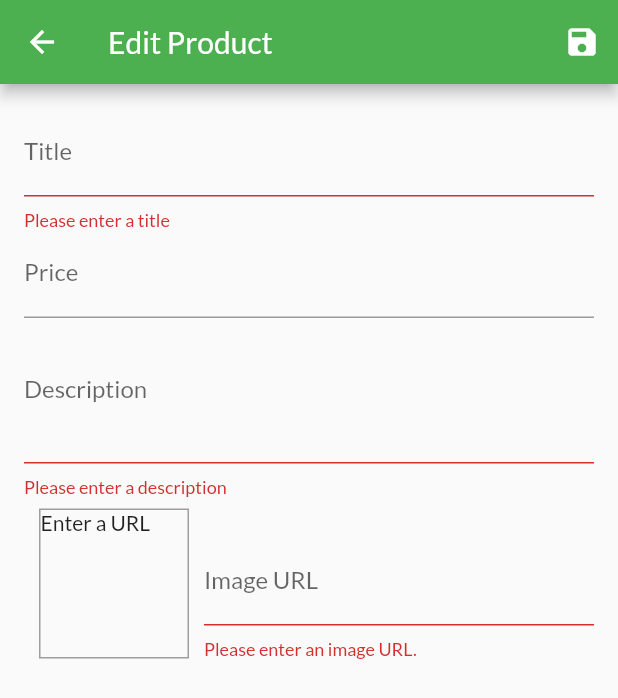
After one commit to AmrAbdelmagid/MyShopApp-Flutter, a Flutter app: the EditProductScreen screen opened by its route, after a tap on the "save" icon, on a phone screen of 412 x 824 dp. The commit adds this screen. Shown: the top 698 px of the screen. Run offline on Flutter 3.47's test engine with Material 2 defaults, Android fonts, the phone set to English and light mode, and no system bars; network calls fail.

Commit message:
edit product screen added

```diff
--- a/lib/main.dart
+++ b/lib/main.dart
@@ -2,10 +2,12 @@ import 'package:flutter/material.dart';
 import 'package:shop_app/providers/cart.dart';
 import 'package:shop_app/providers/orders.dart';
 import 'package:shop_app/screens/cart_screen.dart';
+import 'package:shop_app/screens/edit_product_screen.dart';
 import 'package:shop_app/screens/orders_screen.dart';
 import 'package:shop_app/screens/product_detail_screen.dart';
 import 'package:shop_app/screens/products_overview_screen.dart';
 import 'package:provider/provider.dart';
+import 'package:shop_app/screens/user_products_screen.dart';
 import './providers/products_provider.dart';
 
 void main() => runApp(MyApp());
@@ -38,6 +40,8 @@ class MyApp extends StatelessWidget {
           ProductDetailScreen.routeName: (context) => ProductDetailScreen(),
           CartScreen.routeName: (context) => CartScreen(),
           OrdersScreen.routeName: (context) => OrdersScreen(),
+          UserProductsScreen.routeName: (context) => UserProductsScreen(),
+          EditProductScreen.routeName: (context) => EditProductScreen(),
         },
       ),
     );
--- a/lib/providers/cart.dart
+++ b/lib/providers/cart.dart
@@ -77,6 +77,7 @@ class Cart with ChangeNotifier {
     } else {
       _items.remove(productId);
     }
+    notifyListeners();
   }
 
   void clear() {
--- /dev/null
+++ b/lib/screens/edit_product_screen.dart
@@ -0,0 +1,230 @@
+import 'package:flutter/material.dart';
+import 'package:shop_app/providers/product.dart';
+
+class EditProductScreen extends StatefulWidget {
+  static const routeName = '/edit-product';
+
+  @override
+  _EditProductScreenState createState() => _EditProductScreenState();
+}
+
+class _EditProductScreenState extends State<EditProductScreen> {
+  final _priceFocusNode = FocusNode();
+  final _descriptionFocusNode = FocusNode();
+
+  // Although the Form() helps getting the submitted data without controllers, I have made this one because I need
+  // the submitted url before submitting all the form data to render the image to the screen to test it before submission
+  final _imageUrlController = TextEditingController();
+  final _imageUrlFocusNode = FocusNode();
+  final _form =
+      GlobalKey<FormState>(); // GlobalKey hooks into the state of the widgets
+
+  var _editedProduct = Product(
+    id: null,
+    title: '',
+    price: 0,
+    description: '',
+    imageUrl: '',
+    isFavorite: null,
+  );
+
+  @override
+  void initState() {
+    _imageUrlFocusNode.addListener(_updateImageUrl);
+    super.initState();
+  }
+
+  @override
+  void dispose() {
+    _imageUrlFocusNode.removeListener(_updateImageUrl);
+    _priceFocusNode.dispose();
+    _descriptionFocusNode.dispose();
+    _imageUrlController.dispose();
+    _imageUrlFocusNode.dispose();
+    super.dispose();
+  }
+
+  // this is my own listener to the Image Url field to update the state ofter losing it's focus
+  void _updateImageUrl() {
+    if (!_imageUrlFocusNode.hasFocus) { // also I can check here (duplicated code for learning purpose)
+      if ((!_imageUrlController.text.startsWith('http') &&
+              !_imageUrlController.text.startsWith('https')) ||
+          (!_imageUrlController.text.endsWith('.png') &&
+              !_imageUrlController.text.endsWith('.jpg') &&
+              !_imageUrlController.text.endsWith('.jpeg'))) {
+        return;
+      }
+      setState(() {});
+    }
+  }
+
+  void _saveForm() {
+    final isValid = _form.currentState.validate();
+    if (!isValid) {
+      return;
+    }
+    _form.currentState.save();
+    print(_editedProduct.title);
+    print(_editedProduct.price);
+    print(_editedProduct.description);
+    print(_editedProduct.imageUrl);
+  }
+
+  @override
+  Widget build(BuildContext context) {
+    return Scaffold(
+      appBar: AppBar(
+        title: Text('Edit Product'),
+        actions: <Widget>[
+          IconButton(
+            icon: Icon(Icons.save),
+            onPressed: _saveForm,
+          ),
+        ],
+      ),
+      body: Padding(
+        padding: const EdgeInsets.all(16.0),
+        child: Form(
+          key: _form,
+          child: ListView(
+            children: <Widget>[
+              TextFormField(
+                decoration: InputDecoration(
+                  labelText: 'Title',
+                ),
+                textInputAction: TextInputAction.next,
+                onFieldSubmitted: (_) {
+                  FocusScope.of(context).requestFocus(_priceFocusNode);
+                },
+                onSaved: (value) {
+                  _editedProduct = Product(
+                    title: value,
+                    id: null,
+                    price: _editedProduct.price,
+                    description: _editedProduct.description,
+                    imageUrl: _editedProduct.imageUrl,
+                    isFavorite: null,
+                  );
+                },
+                validator: (value) {
+                  if (value.isEmpty) {
+                    return 'Please enter a title';
+                  } else {
+                    return null;
+                  }
+                },
+              ),
+              TextFormField(
+                decoration: InputDecoration(labelText: 'Price'),
+                textInputAction: TextInputAction.next,
+                keyboardType: TextInputType.number,
+                focusNode: _priceFocusNode,
+                onFieldSubmitted: (_) {
+                  FocusScope.of(context).requestFocus(_descriptionFocusNode);
+                },
+                onSaved: (value) {
+                  _editedProduct = Product(
+                    title: _editedProduct.title,
+                    id: null,
+                    price: double.parse(value),
+                    description: _editedProduct.description,
+                    imageUrl: _editedProduct.imageUrl,
+                    isFavorite: null,
+                  );
+                },
+              ),
+              TextFormField(
+                decoration: InputDecoration(labelText: 'Description'),
+                maxLines: 3,
+                keyboardType: TextInputType.multiline,
+                focusNode: _descriptionFocusNode,
+                onSaved: (value) {
+                  _editedProduct = Product(
+                    title: _editedProduct.title,
+                    id: null,
+                    price: _editedProduct.price,
+                    description: value,
+                    imageUrl: _editedProduct.imageUrl,
+                    isFavorite: null,
+                  );
+                },
+                validator: (value) {
+                  if (value.isEmpty) {
+                    return 'Please enter a description';
+                  }
+                  if (value.length < 10) {
+                    return 'Should be at least 10 characters long';
+                  }
+                  return null;
+                },
+              ),
+              Row(
+                crossAxisAlignment: CrossAxisAlignment.end,
+                children: <Widget>[
+                  Container(
+                    height: 100,
+                    width: 100,
+                    margin: EdgeInsets.only(top: 8, left: 10),
+                    decoration: BoxDecoration(
+                        border: Border.all(
+                      width: 1,
+                      color: Colors.grey,
+                    )),
+                    child: _imageUrlController.text.isEmpty
+                        ? Text('Enter a URL')
+                        : FittedBox(
+                            child: Image.network(
+                              _imageUrlController.text,
+                              fit: BoxFit.cover,
+                            ),
+                          ),
+                  ),
+                  SizedBox(
+                    width: 10,
+                  ),
+                  Expanded(
+                    child: TextFormField(
+                      decoration: InputDecoration(labelText: 'Image URL'),
+                      keyboardType: TextInputType.url,
+                      textInputAction: TextInputAction.done,
+                      controller: _imageUrlController,
+                      focusNode: _imageUrlFocusNode,
+                      onFieldSubmitted: (_) {
+                        _saveForm();
+                      },
+                      onSaved: (value) {
+                        _editedProduct = Product(
+                          title: _editedProduct.title,
+                          id: null,
+                          price: _editedProduct.price,
+                          description: _editedProduct.description,
+                          imageUrl: value,
+                          isFavorite: null,
+                        );
+                      },
+                      validator: (value) {
+                        if (value.isEmpty) {
+                          return 'Please enter an image URL.';
+                        }
+                        if (!value.startsWith('http') &&
+                            !value.startsWith('https')) {
+                          return 'Please enter a valid URL.';
+                        }
+                        if (!value.endsWith('.png') &&
+                            !value.endsWith('.jpg') &&
+                            !value.endsWith('.jpeg')) {
+                          return 'Please enter a valid image URL.';
+                        }
+                        return null;
+                      },
+                    ),
+                  ),
+                ],
+              ),
+            ],
+          ),
+        ),
+      ),
+    );
+  }
+}
--- a/lib/screens/products_overview_screen.dart
+++ b/lib/screens/products_overview_screen.dart
@@ -56,7 +56,7 @@ class _ProductsOverviewScreenState extends State<ProductsOverviewScreen> {
           Consumer<Cart>(
             builder: (_, cart, ch) => Badge(
               child: ch,
-              value: cart.itemCount.toString(),
+              value: cart.itemCount,
             ),
             child: IconButton(
               icon: Icon(Icons.shopping_cart),
--- a/lib/widgets/app_drawer.dart
+++ b/lib/widgets/app_drawer.dart
@@ -1,5 +1,6 @@
 import 'package:flutter/material.dart';
 import 'package:shop_app/screens/orders_screen.dart';
+import 'package:shop_app/screens/user_products_screen.dart';
 
 class AppDrawer extends StatelessWidget {
   @override
@@ -27,6 +28,14 @@ class AppDrawer extends StatelessWidget {
               Navigator.of(context).pushReplacementNamed(OrdersScreen.routeName);
             },
           ),
+          Divider(),
+          ListTile(
+            leading: Icon(Icons.edit),
+            title: Text('Manage Products'),
+            onTap: (){
+              Navigator.of(context).pushReplacementNamed(UserProductsScreen.routeName);
+            },
+          ),
         ],
       ),
     );
--- a/lib/widgets/badge.dart
+++ b/lib/widgets/badge.dart
@@ -9,7 +9,7 @@ class Badge extends StatelessWidget {
   }) : super(key: key);
 
   final Widget child;
-  final String value;
+  final int value;
   final Color color;
 
   @override
@@ -26,14 +26,14 @@ class Badge extends StatelessWidget {
             // color: Theme.of(context).accentColor,
             decoration: BoxDecoration(
               borderRadius: BorderRadius.circular(10.0),
-              color: color != null ? color : Theme.of(context).errorColor,
+              color: value == 0 ? Theme.of(context).errorColor : Theme.of(context).accentColor,
             ),
             constraints: BoxConstraints(
               minWidth: 16,
               minHeight: 16,
             ),
             child: Text(
-              value,
+              value.toString(),
               textAlign: TextAlign.center,
               style: TextStyle(
                 fontSize: 10,
```
Also changed, not shown: lib/screens/user_products_screen.dart (added, +44 -0 lines), lib/widgets/user_product_item.dart (added, +35 -0 lines), 1 other file.
